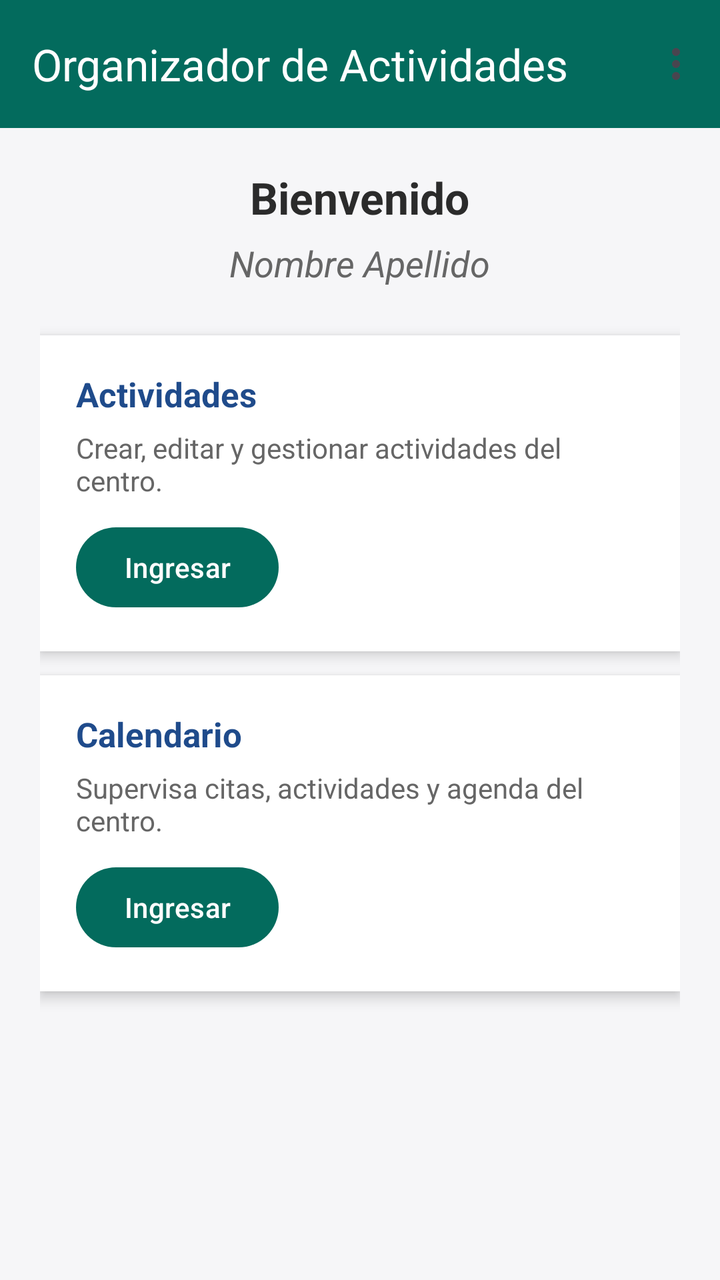
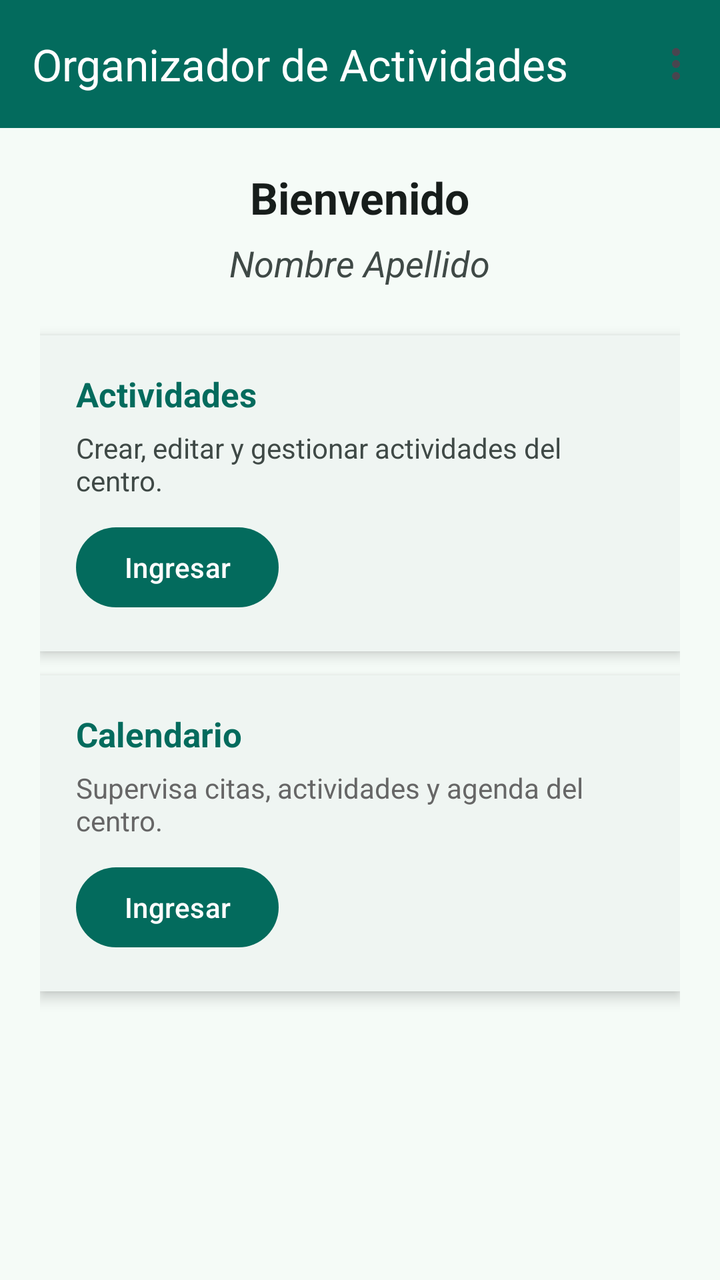

The first picture is an Android layout as it rendered before a commit; the second is the same layout after the commit. The layout source and the unified diff follow.
<!-- AndroidManifest.xml: application theme AppTheme -->
<!-- res/layout/activity_organizador.xml -->
<?xml version="1.0" encoding="utf-8"?>
<LinearLayout xmlns:android="http://schemas.android.com/apk/res/android"
    xmlns:app="http://schemas.android.com/apk/res-auto"
    xmlns:tools="http://schemas.android.com/tools"
    android:layout_width="match_parent"
    android:layout_height="match_parent"
    android:orientation="vertical"
    android:fitsSystemWindows="true"
    tools:context=".organizador.OrganizadorActivity">

    
    <com.google.android.material.appbar.AppBarLayout
        android:layout_width="match_parent"
        android:layout_height="wrap_content"
        android:fitsSystemWindows="true">

        <com.google.android.material.appbar.MaterialToolbar
            android:id="@+id/toolbar"
            android:layout_width="match_parent"
            android:layout_height="?attr/actionBarSize"
            android:background="@color/colorPrimary"
            android:elevation="4dp"
            app:title="Organizador de Actividades"
            app:titleTextColor="@android:color/white"
            app:menu="@menu/menu_user_options" />

    </com.google.android.material.appbar.AppBarLayout>

    <ScrollView
        android:layout_width="match_parent"
        android:layout_height="match_parent"
        android:padding="20dp"
        android:background="#F6F6F8">

        <LinearLayout
            android:layout_width="match_parent"
            android:layout_height="wrap_content"
            android:orientation="vertical"
            android:gravity="center_horizontal">

            
            <TextView
                android:id="@+id/txtBienvenida"
                android:layout_width="wrap_content"
                android:layout_height="wrap_content"
                android:text="Bienvenido"
                android:textSize="22sp"
                android:textStyle="bold"
                android:textColor="#2B2B2B"
                android:paddingBottom="6dp"/>

            
            <TextView
                android:id="@+id/txtNombreUsuario"
                android:layout_width="wrap_content"
                android:layout_height="wrap_content"
                android:text="Nombre Apellido"
                android:textSize="18sp"
                android:textStyle="italic"
                android:textColor="#666666"
                android:paddingBottom="24dp"/>

            
            <LinearLayout
                android:id="@+id/cardActividades"
                android:layout_width="match_parent"
                android:layout_height="wrap_content"
                android:orientation="vertical"
                android:padding="18dp"
                android:layout_marginBottom="12dp"
                android:background="#FFFFFF"
                android:elevation="4dp">

                <TextView
                    android:layout_width="wrap_content"
                    android:layout_height="wrap_content"
                    android:text="Actividades"
                    android:textSize="17sp"
                    android:textStyle="bold"
                    android:textColor="#1F4B8B"/>

                <TextView
                    android:layout_width="wrap_content"
                    android:layout_height="wrap_content"
                    android:text="Crear, editar y gestionar actividades del centro."
                    android:textSize="14sp"
                    android:textColor="#666666"
                    android:paddingTop="6dp"
                    android:paddingBottom="10dp"/>

                <com.google.android.material.button.MaterialButton
                    android:id="@+id/btnActividades"
                    android:layout_width="wrap_content"
                    android:layout_height="wrap_content"
                    android:text="Ingresar" />
            </LinearLayout>

            
            <LinearLayout
                android:id="@+id/cardCalendario"
                android:layout_width="match_parent"
                android:layout_height="wrap_content"
                android:orientation="vertical"
                android:padding="18dp"
                android:layout_marginBottom="20dp"
                android:background="#FFFFFF"
                android:elevation="4dp">

                <TextView
                    android:layout_width="wrap_content"
                    android:layout_height="wrap_content"
                    android:text="Calendario"
                    android:textSize="17sp"
                    android:textStyle="bold"
                    android:textColor="#1F4B8B"/>

                <TextView
                    android:layout_width="wrap_content"
                    android:layout_height="wrap_content"
                    android:text="Supervisa citas, actividades y agenda del centro."
                    android:textSize="14sp"
                    android:textColor="#666666"
                    android:paddingTop="6dp"
                    android:paddingBottom="10dp"/>

                <com.google.android.material.button.MaterialButton
                    android:id="@+id/btnCalendario"
                    android:layout_width="wrap_content"
                    android:layout_height="wrap_content"
                    android:text="Ingresar" />
            </LinearLayout>

        </LinearLayout>
    </ScrollView>
</LinearLayout>
<!-- resources referenced by this layout -->
<resources>
  <color name="colorPrimary">@color/md_theme_primary</color>
  <color name="md_theme_primary">#036B5D</color>
  <color name="md_theme_onPrimary">#FFFFFF</color>
  <color name="md_theme_primaryContainer">#9FF2E0</color>
  <color name="md_theme_onPrimaryContainer">#005045</color>
  <color name="md_theme_secondary">#016B5D</color>
  <color name="md_theme_onSecondary">#FFFFFF</color>
  <color name="md_theme_secondaryContainer">#9FF2E1</color>
  <color name="md_theme_onSecondaryContainer">#005046</color>
  <color name="md_theme_tertiary">#016B5D</color>
  <color name="md_theme_onTertiary">#FFFFFF</color>
  <color name="md_theme_tertiaryContainer">#9FF2E1</color>
  <color name="md_theme_onTertiaryContainer">#005046</color>
  <color name="md_theme_error">#BA1A1A</color>
  <color name="md_theme_onError">#FFFFFF</color>
  <color name="md_theme_errorContainer">#FFDAD6</color>
  <color name="md_theme_onErrorContainer">#93000A</color>
  <color name="md_theme_background">#F5FBF7</color>
  <color name="md_theme_onBackground">#171D1B</color>
  <color name="md_theme_surface">#F5FBF7</color>
  <color name="md_theme_onSurface">#171D1B</color>
  <color name="md_theme_surfaceVariant">#DAE5E1</color>
  <color name="md_theme_onSurfaceVariant">#3F4946</color>
  <color name="md_theme_outline">#6F7976</color>
  <color name="md_theme_outlineVariant">#BEC9C5</color>
  <color name="md_theme_inverseSurface">#2B3230</color>
  <color name="md_theme_inverseOnSurface">#ECF2EF</color>
  <color name="md_theme_inversePrimary">#84D5C4</color>
  <color name="md_theme_primaryFixed">#9FF2E0</color>
  <color name="md_theme_onPrimaryFixed">#00201B</color>
  <color name="md_theme_primaryFixedDim">#84D5C4</color>
  <color name="md_theme_onPrimaryFixedVariant">#005045</color>
  <color name="md_theme_secondaryFixed">#9FF2E1</color>
  <color name="md_theme_onSecondaryFixed">#00201B</color>
  <color name="md_theme_secondaryFixedDim">#83D5C5</color>
  <color name="md_theme_onSecondaryFixedVariant">#005046</color>
  <color name="md_theme_tertiaryFixed">#9FF2E1</color>
  <color name="md_theme_onTertiaryFixed">#00201B</color>
  <color name="md_theme_tertiaryFixedDim">#83D5C5</color>
  <color name="md_theme_onTertiaryFixedVariant">#005046</color>
  <color name="md_theme_surfaceDim">#D5DBD8</color>
  <color name="md_theme_surfaceBright">#F5FBF7</color>
  <color name="md_theme_surfaceContainerLowest">#FFFFFF</color>
  <color name="md_theme_surfaceContainerLow">#EFF5F2</color>
  <color name="md_theme_surfaceContainer">#E9EFEC</color>
  <color name="md_theme_surfaceContainerHigh">#E3EAE6</color>
  <color name="md_theme_surfaceContainerHighest">#DEE4E1</color>
  <!-- unchanged entries left out for length: 1 -->
</resources>

<!-- the commit's change to res/layout/activity_organizador.xml (unified diff, before → after) -->
@@ -2,10 +2,10 @@
 <LinearLayout xmlns:android="http://schemas.android.com/apk/res/android"
     xmlns:app="http://schemas.android.com/apk/res-auto"
     xmlns:tools="http://schemas.android.com/tools"
+    android:id="@+id/root_container"
     android:layout_width="match_parent"
     android:layout_height="match_parent"
     android:orientation="vertical"
-    android:fitsSystemWindows="true"
     tools:context=".organizador.OrganizadorActivity">
 
     
@@ -18,10 +18,10 @@
             android:id="@+id/toolbar"
             android:layout_width="match_parent"
             android:layout_height="?attr/actionBarSize"
-            android:background="@color/colorPrimary"
+            android:background="?attr/colorPrimary"
             android:elevation="4dp"
             app:title="Organizador de Actividades"
-            app:titleTextColor="@android:color/white"
+            app:titleTextColor="?attr/colorOnPrimary"
             app:menu="@menu/menu_user_options" />
 
     </com.google.android.material.appbar.AppBarLayout>
@@ -30,7 +30,7 @@
         android:layout_width="match_parent"
         android:layout_height="match_parent"
         android:padding="20dp"
-        android:background="#F6F6F8">
+        android:background="?attr/colorSurface">
 
         <LinearLayout
             android:layout_width="match_parent"
@@ -46,7 +46,7 @@
                 android:text="Bienvenido"
                 android:textSize="22sp"
                 android:textStyle="bold"
-                android:textColor="#2B2B2B"
+                android:textColor="?attr/colorOnSurface"
                 android:paddingBottom="6dp"/>
 
             
@@ -57,7 +57,7 @@
                 android:text="Nombre Apellido"
                 android:textSize="18sp"
                 android:textStyle="italic"
-                android:textColor="#666666"
+                android:textColor="?attr/colorOnSurfaceVariant"
                 android:paddingBottom="24dp"/>
 
             
@@ -68,7 +68,7 @@
                 android:orientation="vertical"
                 android:padding="18dp"
                 android:layout_marginBottom="12dp"
-                android:background="#FFFFFF"
+                android:background="@color/md_theme_surfaceContainerLow"
                 android:elevation="4dp">
 
                 <TextView
@@ -77,14 +77,14 @@
                     android:text="Actividades"
                     android:textSize="17sp"
                     android:textStyle="bold"
-                    android:textColor="#1F4B8B"/>
+                    android:textColor="?attr/colorPrimary"/>
 
                 <TextView
                     android:layout_width="wrap_content"
                     android:layout_height="wrap_content"
                     android:text="Crear, editar y gestionar actividades del centro."
                     android:textSize="14sp"
-                    android:textColor="#666666"
+                    android:textColor="?attr/colorOnSurfaceVariant"
                     android:paddingTop="6dp"
                     android:paddingBottom="10dp"/>
 
@@ -103,7 +103,7 @@
                 android:orientation="vertical"
                 android:padding="18dp"
                 android:layout_marginBottom="20dp"
-                android:background="#FFFFFF"
+                android:background="@color/md_theme_surfaceContainerLow"
                 android:elevation="4dp">
 
                 <TextView
@@ -112,7 +112,7 @@
                     android:text="Calendario"
                     android:textSize="17sp"
                     android:textStyle="bold"
-                    android:textColor="#1F4B8B"/>
+                    android:textColor="?attr/colorPrimary"/>
 
                 <TextView
                     android:layout_width="wrap_content"
<!-- resource entries referenced after the edit -->
@@ -1,6 +1,5 @@
 <!-- resources referenced by this layout -->
 <resources>
-  <color name="colorPrimary">@color/md_theme_primary</color>
   <color name="md_theme_primary">#036B5D</color>
   <color name="md_theme_onPrimary">#FFFFFF</color>
   <color name="md_theme_primaryContainer">#9FF2E0</color>
